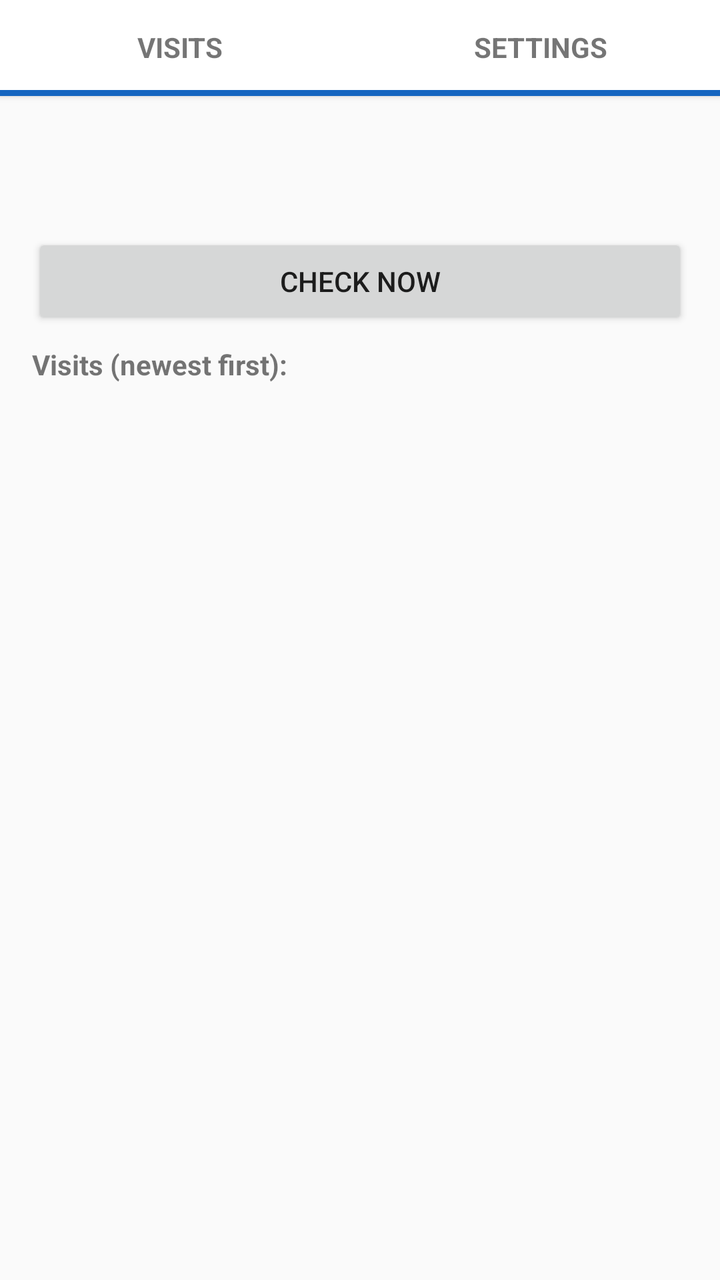
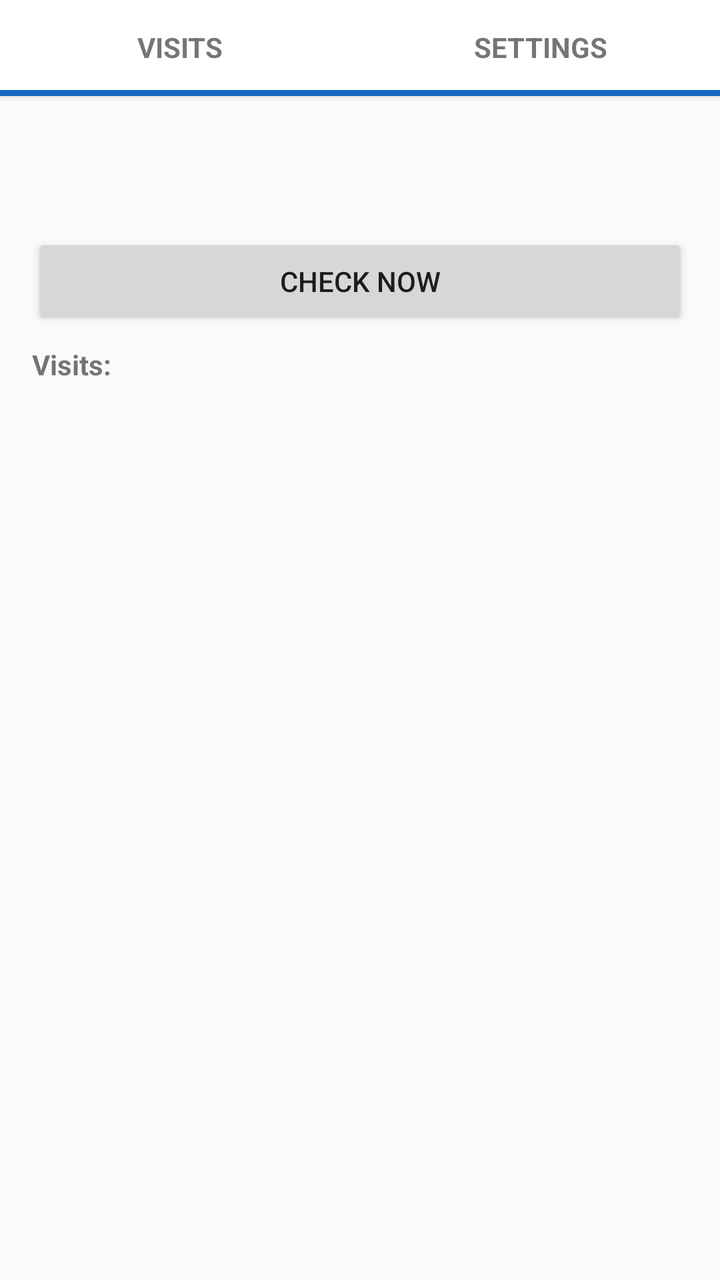

The first picture is an Android layout as it rendered before a commit; the second is the same layout after the commit. The layout source and the unified diff follow.
<!-- AndroidManifest.xml: application theme android:Theme.Material.Light.DarkActionBar -->
<!-- res/layout/activity_main.xml -->
<?xml version="1.0" encoding="utf-8"?>
<LinearLayout xmlns:android="http://schemas.android.com/apk/res/android"
    android:layout_width="match_parent"
    android:layout_height="match_parent"
    android:orientation="vertical">

    <LinearLayout
        android:layout_width="match_parent"
        android:layout_height="wrap_content"
        android:elevation="2dp"
        android:background="#FFFFFF"
        android:orientation="horizontal">
        <LinearLayout
            android:id="@+id/tabVisits"
            android:layout_width="0dp"
            android:layout_height="wrap_content"
            android:layout_weight="1"
            android:background="?android:attr/selectableItemBackground"
            android:clickable="true"
            android:focusable="true"
            android:orientation="vertical">
            <TextView
                android:id="@+id/tabVisitsLabel"
                android:layout_width="match_parent"
                android:layout_height="wrap_content"
                android:gravity="center"
                android:paddingTop="14dp"
                android:paddingBottom="12dp"
                android:text="Visits"
                android:textAllCaps="true"
                android:textSize="14sp"
                android:textStyle="bold" />
            <View
                android:id="@+id/tabVisitsLine"
                android:layout_width="match_parent"
                android:layout_height="3dp"
                android:background="@color/ic_bg" />
        </LinearLayout>
        <LinearLayout
            android:id="@+id/tabSettings"
            android:layout_width="0dp"
            android:layout_height="wrap_content"
            android:layout_weight="1"
            android:background="?android:attr/selectableItemBackground"
            android:clickable="true"
            android:focusable="true"
            android:orientation="vertical">
            <TextView
                android:id="@+id/tabSettingsLabel"
                android:layout_width="match_parent"
                android:layout_height="wrap_content"
                android:gravity="center"
                android:paddingTop="14dp"
                android:paddingBottom="12dp"
                android:text="Settings"
                android:textAllCaps="true"
                android:textSize="14sp"
                android:textStyle="bold" />
            <View
                android:id="@+id/tabSettingsLine"
                android:layout_width="match_parent"
                android:layout_height="3dp"
                android:background="@color/ic_bg" />
        </LinearLayout>
    </LinearLayout>

    <FrameLayout
        android:layout_width="match_parent"
        android:layout_height="0dp"
        android:layout_weight="1">

        
        <LinearLayout
            android:id="@+id/pageVisits"
            android:layout_width="match_parent"
            android:layout_height="match_parent"
            android:orientation="vertical"
            android:padding="16dp">
            <TextView
                android:id="@+id/status"
                android:layout_width="match_parent"
                android:layout_height="wrap_content"
                android:textSize="16sp"
                android:textStyle="bold" />
            <TextView
                android:id="@+id/lastCheck"
                android:layout_width="match_parent"
                android:layout_height="wrap_content"
                android:layout_marginTop="4dp"
                android:textSize="14sp" />
            <Button
                android:id="@+id/btnNow"
                android:layout_width="match_parent"
                android:layout_height="wrap_content"
                android:layout_marginTop="8dp"
                android:text="Check now" />
            <TextView
                android:layout_width="match_parent"
                android:layout_height="wrap_content"
                android:layout_marginTop="8dp"
                android:text="Visits (newest first):"
                android:textStyle="bold" />

            <ScrollView
                android:layout_width="match_parent"
                android:layout_height="0dp"
                android:layout_weight="1">
                <LinearLayout
                    android:id="@+id/visits"
                    android:layout_width="match_parent"
                    android:layout_height="wrap_content"
                    android:orientation="vertical" />
            </ScrollView>
        </LinearLayout>

        
        <ScrollView
            android:id="@+id/pageSettings"
            android:layout_width="match_parent"
            android:layout_height="match_parent"
            android:visibility="gone">
            <LinearLayout
                android:layout_width="match_parent"
                android:layout_height="wrap_content"
                android:orientation="vertical"
                android:padding="16dp">
                <TextView
                    android:id="@+id/settingsStatus"
                    android:layout_width="match_parent"
                    android:layout_height="wrap_content"
                    android:textSize="14sp" />
                <LinearLayout
                    android:layout_width="match_parent"
                    android:layout_height="wrap_content"
                    android:layout_marginTop="12dp"
                    android:orientation="horizontal">
                    <Button
                        android:id="@+id/btnStart"
                        android:layout_width="0dp"
                        android:layout_height="wrap_content"
                        android:layout_weight="1"
                        android:text="Start logging" />
                    <Button
                        android:id="@+id/btnStop"
                        android:layout_width="0dp"
                        android:layout_height="wrap_content"
                        android:layout_weight="1"
                        android:text="Stop logging" />
                </LinearLayout>
                <CheckBox
                    android:id="@+id/chkGpsOff"
                    android:layout_width="match_parent"
                    android:layout_height="wrap_content"
                    android:layout_marginTop="8dp"
                    android:text="Turn GPS on when needed before locating" />

                <TextView
                    android:id="@+id/gpsHint"
                    android:layout_width="match_parent"
                    android:layout_height="wrap_content"
                    android:layout_marginStart="32dp"
                    android:text="Turns GPS on if it's off, and turns it off again afterwards only if it was off"
                    android:textSize="12sp" />

                <LinearLayout
                    android:layout_width="match_parent"
                    android:layout_height="wrap_content"
                    android:gravity="center_vertical"
                    android:orientation="horizontal">
                    <TextView
                        android:layout_width="0dp"
                        android:layout_height="wrap_content"
                        android:layout_weight="1"
                        android:text="Check every (minutes):"
                        android:textSize="16sp" />
                    <Button
                        android:id="@+id/btnMinus"
                        android:layout_width="48dp"
                        android:layout_height="wrap_content"
                        android:text="−" />
                    <EditText
                        android:id="@+id/editInterval"
                        android:layout_width="64dp"
                        android:layout_height="wrap_content"
                        android:gravity="center"
                        android:imeOptions="actionDone"
                        android:importantForAutofill="no"
                        android:hint="5"
                        android:inputType="number"
                        android:maxLength="4"
                        android:selectAllOnFocus="true" />
                    <Button
                        android:id="@+id/btnPlus"
                        android:layout_width="48dp"
                        android:layout_height="wrap_content"
                        android:text="+" />
                    <Button
                        android:id="@+id/btnApplyInterval"
                        android:layout_width="wrap_content"
                        android:layout_height="wrap_content"
                        android:text="Apply" />
                </LinearLayout>

                <Button
                    android:id="@+id/btnBackground"
                    android:layout_width="match_parent"
                    android:layout_height="wrap_content"
                    android:text="Allow location “all the time”" />

                <Button
                    android:id="@+id/btnBattery"
                    android:layout_width="match_parent"
                    android:layout_height="wrap_content"
                    android:text="Turn off battery optimization" />

                
                <TextView
                    android:id="@+id/placesTitle"
                    android:layout_width="match_parent"
                    android:layout_height="wrap_content"
                    android:layout_marginTop="20dp"
                    android:text="Places (merge addresses)"
                    android:textSize="16sp"
                    android:textStyle="bold" />
                <TextView
                    android:layout_width="match_parent"
                    android:layout_height="wrap_content"
                    android:layout_marginTop="4dp"
                    android:text="One place per line: Name;address 1;address 2;…\nWhen the looked-up address matches one of the addresses (case and extra spaces are ignored), the name is logged instead.\nExample: Home;Example Street 1, 0000 Town;Other Road 2, 0000 Town"
                    android:textIsSelectable="true"
                    android:textSize="13sp" />
                <TextView
                    android:id="@+id/placesLastRaw"
                    android:layout_width="match_parent"
                    android:layout_height="wrap_content"
                    android:layout_marginTop="8dp"
                    android:textIsSelectable="true"
                    android:textSize="13sp" />
                <EditText
                    android:id="@+id/editPlaces"
                    android:layout_width="match_parent"
                    android:layout_height="wrap_content"
                    android:layout_marginTop="4dp"
                    android:gravity="top|start"
                    android:hint="Home;Example Street 1, 0000 Town"
                    android:importantForAutofill="no"
                    android:inputType="textMultiLine|textNoSuggestions"
                    android:minLines="4"
                    android:scrollHorizontally="false"
                    android:textSize="14sp" />
                <LinearLayout
                    android:layout_width="match_parent"
                    android:layout_height="wrap_content"
                    android:gravity="center_vertical"
                    android:orientation="horizontal">
                    <Button
                        android:id="@+id/btnInsertLast"
                        android:layout_width="wrap_content"
                        android:layout_height="wrap_content"
                        android:text="Insert last address" />
                    <Button
                        android:id="@+id/btnSavePlaces"
                        android:layout_width="wrap_content"
                        android:layout_height="wrap_content"
                        android:text="Save" />
                    <TextView
                        android:id="@+id/placesSaved"
                        android:layout_width="0dp"
                        android:layout_height="wrap_content"
                        android:layout_weight="1"
                        android:layout_marginStart="8dp"
                        android:textSize="13sp" />
                </LinearLayout>

                <LinearLayout
                    android:id="@+id/placeThumbs"
                    android:layout_width="match_parent"
                    android:layout_height="wrap_content"
                    android:orientation="vertical" />

                
                <TextView
                    android:layout_width="match_parent"
                    android:layout_height="wrap_content"
                    android:layout_marginTop="20dp"
                    android:text="Street View"
                    android:textSize="16sp"
                    android:textStyle="bold" />
                <TextView
                    android:id="@+id/streetViewHelp"
                    android:layout_width="match_parent"
                    android:layout_height="wrap_content"
                    android:layout_marginTop="4dp"
                    android:textIsSelectable="true"
                    android:textSize="13sp" />
                <EditText
                    android:id="@+id/editApiKey"
                    android:layout_width="match_parent"
                    android:layout_height="wrap_content"
                    android:layout_marginTop="4dp"
                    android:hint="Google API key"
                    android:importantForAutofill="no"
                    android:inputType="textPassword"
                    android:singleLine="true"
                    android:textSize="14sp" />
                <LinearLayout
                    android:layout_width="match_parent"
                    android:layout_height="wrap_content"
                    android:gravity="center_vertical"
                    android:orientation="horizontal">
                    <Button
                        android:id="@+id/btnSaveApiKey"
                        android:layout_width="wrap_content"
                        android:layout_height="wrap_content"
                        android:text="Save" />
                    <TextView
                        android:id="@+id/apiKeyStatus"
                        android:layout_width="0dp"
                        android:layout_height="wrap_content"
                        android:layout_weight="1"
                        android:layout_marginStart="8dp"
                        android:textSize="13sp" />
                </LinearLayout>

            </LinearLayout>
        </ScrollView>
    </FrameLayout>
</LinearLayout>
<!-- resources referenced by this layout -->
<resources>
  <color name="ic_bg">#1565C0</color>
</resources>

<!-- the commit's change to res/layout/activity_main.xml (unified diff, before → after) -->
@@ -98,7 +98,7 @@
                 android:layout_width="match_parent"
                 android:layout_height="wrap_content"
                 android:layout_marginTop="8dp"
-                android:text="Visits (newest first):"
+                android:text="Visits:"
                 android:textStyle="bold" />
 
             <ScrollView
